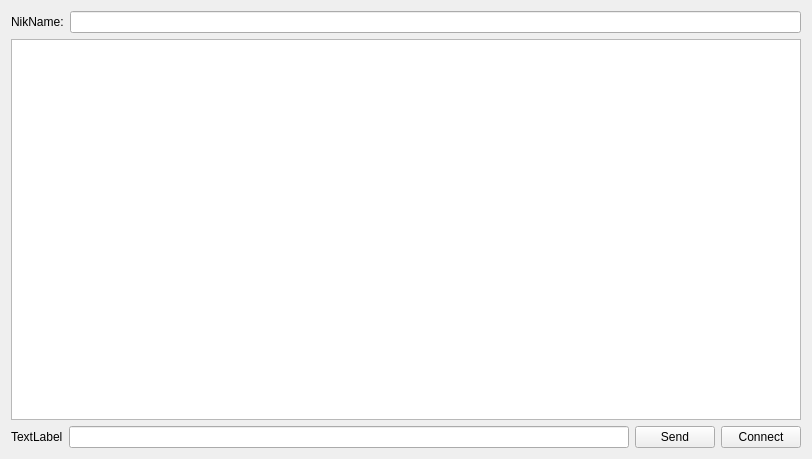
First picture: the form in chat_clinet/widget.ui, repository karennik98/new_network_chat, before the edit.
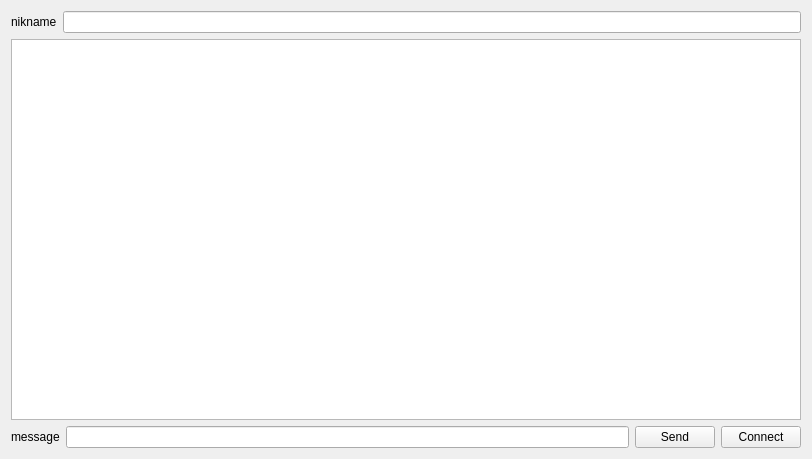
Second picture: the form after the edit.

Diff of the .ui file:
```diff
--- a/chat_clinet/widget.ui
+++ b/chat_clinet/widget.ui
@@ -19,7 +19,7 @@
      <item>
       <widget class="QLabel" name="label">
        <property name="text">
-        <string>NikName:</string>
+        <string>nikname</string>
        </property>
       </widget>
      </item>
@@ -36,7 +36,7 @@
      <item>
       <widget class="QLabel" name="label_2">
        <property name="text">
-        <string>TextLabel</string>
+        <string>message</string>
        </property>
       </widget>
      </item>
```
